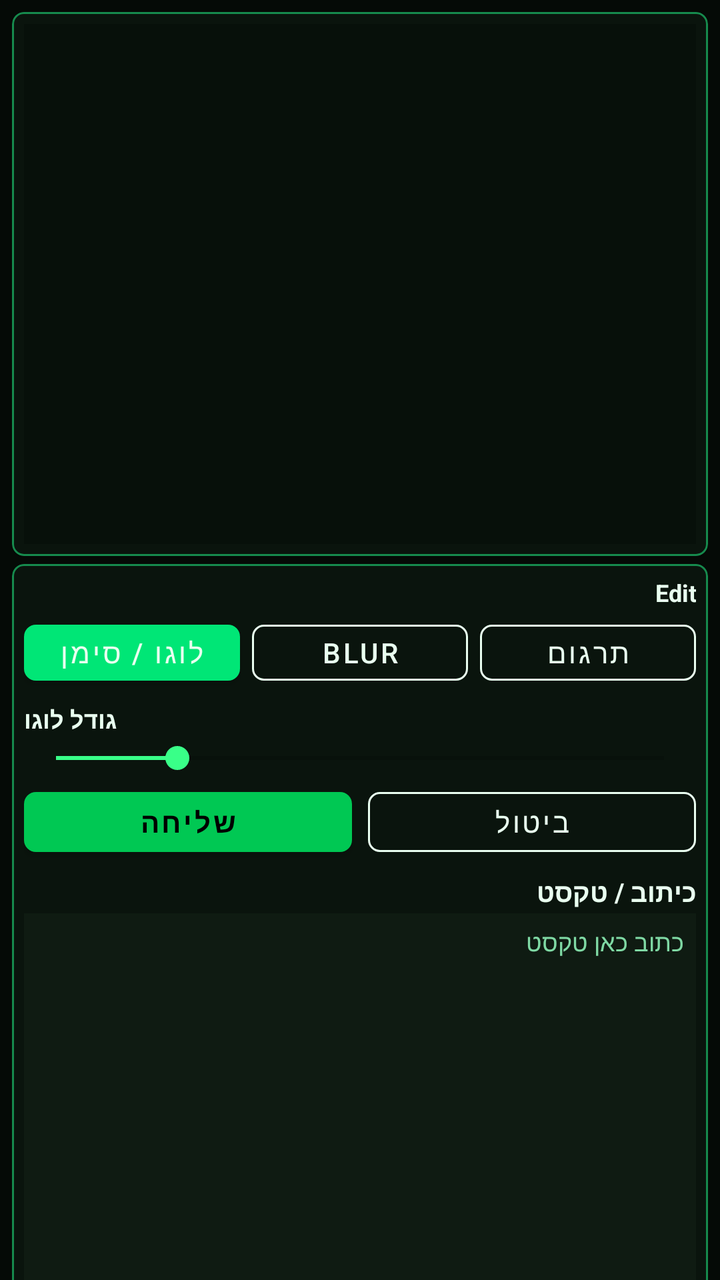
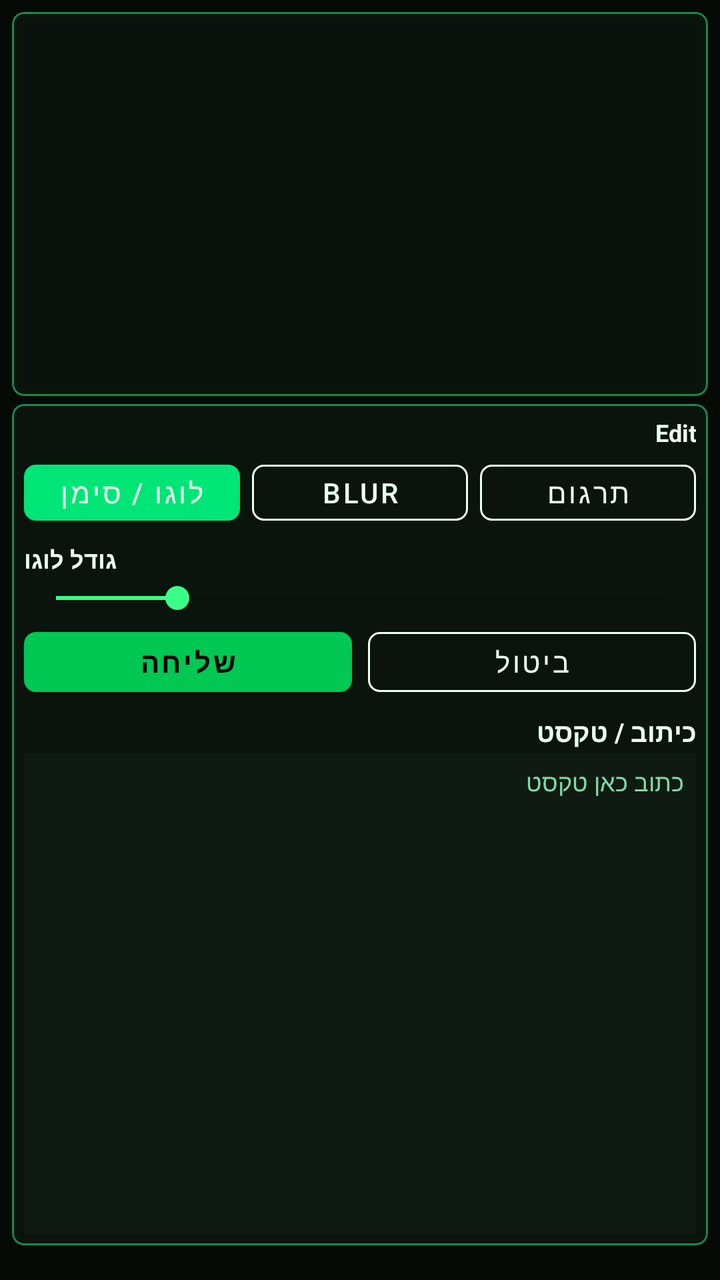

Before-and-after screenshots of an Android layout around one commit, followed by the original layout XML and the change that was made.
<!-- AndroidManifest.xml: application theme Theme.Pasiflonet -->
<!-- res/layout/activity_details.xml -->
<?xml version="1.0" encoding="utf-8"?>
<FrameLayout xmlns:android="http://schemas.android.com/apk/res/android"
    xmlns:app="http://schemas.android.com/apk/res-auto"
    android:layout_width="match_parent"
    android:layout_height="match_parent"
    android:background="#050A06">

    <androidx.core.widget.NestedScrollView
        android:id="@+id/scrollRoot"
        android:layout_width="match_parent"
        android:layout_height="match_parent"
        android:fillViewport="true"
        android:clipToPadding="false"
        android:padding="6dp">

        <LinearLayout
            android:layout_width="match_parent"
            android:layout_height="wrap_content"
            android:orientation="vertical">

            <com.google.android.material.card.MaterialCardView
                android:id="@+id/cardPreview"
                android:layout_width="match_parent"
                android:layout_height="wrap_content"
                android:layout_marginBottom="4dp"
                app:cardBackgroundColor="@color/cy_card"
                app:cardCornerRadius="6dp"
                app:strokeColor="@color/cy_stroke_soft"
                app:strokeWidth="1dp">

                <FrameLayout
                    android:layout_width="match_parent"
                    android:layout_height="wrap_content"
                    android:padding="6dp">

                    <ImageView
                        android:id="@+id/ivPreview"
                        android:layout_width="match_parent"
                        android:layout_height="260dp"
                        android:adjustViewBounds="false"
                        android:background="@color/cy_bg_2"
                        android:scaleType="fitCenter" />

                    <com.pasiflonet.mobile.ui.DrawingView
                        android:id="@+id/drawingView"
                        android:layout_width="match_parent"
                        android:layout_height="260dp"
                        android:visibility="gone" />

                    <ImageView
                        android:id="@+id/ivDraggableLogo"
                        android:layout_width="120dp"
                        android:layout_height="120dp"
                        android:layout_gravity="top|start"
                        android:visibility="gone" />
                </FrameLayout>
            </com.google.android.material.card.MaterialCardView>

            <com.google.android.material.card.MaterialCardView
                android:id="@+id/cardEditor"
                android:layout_width="match_parent"
                android:layout_height="wrap_content"
                app:cardBackgroundColor="@color/cy_card"
                app:cardCornerRadius="6dp"
                app:strokeColor="@color/cy_stroke_soft"
                app:strokeWidth="1dp">

                <LinearLayout
                    android:layout_width="match_parent"
                    android:layout_height="wrap_content"
                    android:orientation="vertical"
                    android:padding="6dp">

                    <TextView
                        android:layout_width="match_parent"
                        android:layout_height="wrap_content"
                        android:gravity="end"
                        android:text="Edit"
                        android:textColor="#E9FFF0"
                        android:textSize="12sp"
                        android:textStyle="bold" />

                    <LinearLayout
                        android:layout_width="match_parent"
                        android:layout_height="wrap_content"
                        android:layout_marginTop="2dp"
                        android:orientation="horizontal">

                        <com.google.android.material.button.MaterialButton
                            android:id="@+id/btnModeLogo"
                            android:layout_width="0dp"
                            android:layout_height="40dp"
                            android:layout_weight="1"
                            android:text="לוגו / סימן"
                            android:textColor="@color/cy_text"
                            app:backgroundTint="#00E676"
                            app:cornerRadius="6dp" />

                        <Space
                            android:layout_width="6dp"
                            android:layout_height="1dp" />

                        <com.google.android.material.button.MaterialButton
                            style="@style/Widget.MaterialComponents.Button.OutlinedButton"
                            android:id="@+id/btnModeBlur"
                            android:layout_width="0dp"
                            android:layout_height="40dp"
                            android:layout_weight="1"
                            android:text="BLUR"
                            android:textColor="#E9FFF0"
                            app:cornerRadius="6dp"
                            app:strokeColor="#E9FFF0" />

                        <Space
                            android:layout_width="6dp"
                            android:layout_height="1dp" />

                        <com.google.android.material.button.MaterialButton
                            style="@style/Widget.MaterialComponents.Button.OutlinedButton"
                            android:id="@+id/btnTranslate"
                            android:layout_width="0dp"
                            android:layout_height="40dp"
                            android:layout_weight="1"
                            android:text="תרגום"
                            android:textColor="#E9FFF0"
                            app:cornerRadius="6dp"
                            app:strokeColor="#E9FFF0" />
                    </LinearLayout>

                    <TextView
                        android:layout_width="match_parent"
                        android:layout_height="wrap_content"
                        android:layout_marginTop="5dp"
                        android:gravity="end"
                        android:text="גודל לוגו"
                        android:textColor="#E9FFF0"
                        android:textSize="12sp"
                        android:textStyle="bold" />

                    <SeekBar
                        android:id="@+id/sbLogoSize"
                        android:layout_width="match_parent"
                        android:layout_height="wrap_content"
                        android:layout_marginTop="2dp"
                        android:max="100"
                        android:progress="20" />

                    <LinearLayout
                        android:layout_width="match_parent"
                        android:layout_height="wrap_content"
                        android:layout_marginTop="2dp"
                        android:orientation="horizontal">

                        <com.google.android.material.button.MaterialButton
                            android:id="@+id/btnSend"
                            android:layout_width="0dp"
                            android:layout_height="42dp"
                            android:layout_weight="1"
                            android:text="שליחה"
                            android:textStyle="bold"
                            app:backgroundTint="#00C853"
                            app:cornerRadius="6dp" />

                        <Space
                            android:layout_width="8dp"
                            android:layout_height="1dp" />

                        <com.google.android.material.button.MaterialButton
                            style="@style/Widget.MaterialComponents.Button.OutlinedButton"
                            android:id="@+id/btnCancel"
                            android:layout_width="0dp"
                            android:layout_height="42dp"
                            android:layout_weight="1"
                            android:text="ביטול"
                            android:textColor="#E9FFF0"
                            app:cornerRadius="6dp"
                            app:strokeColor="#E9FFF0" />
                    </LinearLayout>

                    <TextView
                        android:layout_width="match_parent"
                        android:layout_height="wrap_content"
                        android:layout_marginTop="5dp"
                        android:gravity="start"
                        android:text="כיתוב / טקסט"
                        android:textColor="#E9FFF0"
                        android:textSize="13sp"
                        android:textStyle="bold" />

                    <EditText
                        android:id="@+id/etCaption"
                        android:layout_width="match_parent"
                        android:layout_height="260dp"
                        android:layout_marginTop="2dp"
                        android:background="#0F1B12"
                        android:gravity="top|right"
                        android:hint="כתוב כאן טקסט"
                        android:imeOptions="flagNoExtractUi"
                        android:inputType="textMultiLine|textCapSentences"
                        android:scrollHorizontally="false"
                        android:focusable="true"
                        android:focusableInTouchMode="true"
                        android:clickable="true"
                        android:cursorVisible="true"
                        android:longClickable="true"
                        android:layoutDirection="rtl"
                        android:textDirection="rtl"
                        android:minLines="6"
                        android:maxLines="200"
                        android:overScrollMode="always"
                        android:padding="6dp"
                        android:isScrollContainer="true"
                        android:scrollbars="vertical"
                        android:textColor="#E9FFF0"
                        android:textColorHint="#7FD9A4"
                        android:textSize="12sp"
                        android:lineSpacingExtra="6dp" />
                </LinearLayout>
            </com.google.android.material.card.MaterialCardView>
        </LinearLayout>
    </androidx.core.widget.NestedScrollView>

    <FrameLayout
        android:id="@+id/loadingOverlay"
        android:layout_width="match_parent"
        android:layout_height="match_parent"
        android:background="#55000000"
        android:clickable="false"
        android:focusable="false"
        android:visibility="gone">

        <ProgressBar
            android:layout_width="44dp"
            android:layout_height="44dp"
            android:layout_gravity="center" />
    </FrameLayout>
</FrameLayout>
<!-- resources referenced by this layout -->
<resources>
  <color name="cy_bg_2">#07100A</color>
  <color name="cy_card">#0A140D</color>
  <color name="cy_stroke_soft">#168A4D</color>
  <color name="cy_text">#E9FFF0</color>
  <style name="Theme.Pasiflonet" parent="Theme.MaterialComponents.DayNight.NoActionBar">
          <item name="colorPrimary">@color/cyber_primary</item>
          <item name="colorPrimaryVariant">@color/cyber_primary_dark</item>
          <item name="colorOnPrimary">@color/black</item>
          <item name="colorSecondary">@color/cyber_secondary</item>
          <item name="colorOnSecondary">@color/black</item>
          <item name="android:statusBarColor">@color/cy_bg</item>
          <item name="android:navigationBarColor">@color/cy_bg</item>
          <item name="android:windowLightStatusBar" tools:targetApi="m">false</item>
          <item name="android:windowLightNavigationBar" tools:targetApi="o_mr1">false</item>
          <item name="android:colorBackground">@color/cy_bg</item>
      </style>
  <color name="cyber_primary">#00E676</color>
  <color name="cyber_primary_dark">#00C853</color>
  <color name="black">#FF000000</color>
  <color name="cyber_secondary">#39FF88</color>
  <color name="cy_bg">#040805</color>
</resources>

<!-- the commit's change to res/layout/activity_details.xml (unified diff, before → after) -->
@@ -36,7 +36,7 @@
                     <ImageView
                         android:id="@+id/ivPreview"
                         android:layout_width="match_parent"
-                        android:layout_height="260dp"
+                        android:layout_height="180dp"
                         android:adjustViewBounds="false"
                         android:background="@color/cy_bg_2"
                         android:scaleType="fitCenter" />
@@ -44,7 +44,7 @@
                     <com.pasiflonet.mobile.ui.DrawingView
                         android:id="@+id/drawingView"
                         android:layout_width="match_parent"
-                        android:layout_height="260dp"
+                        android:layout_height="180dp"
                         android:visibility="gone" />
 
                     <ImageView
@@ -190,7 +190,7 @@
                     <EditText
                         android:id="@+id/etCaption"
                         android:layout_width="match_parent"
-                        android:layout_height="260dp"
+                        android:layout_height="240dp"
                         android:layout_marginTop="2dp"
                         android:background="#0F1B12"
                         android:gravity="top|right"
@@ -205,7 +205,7 @@
                         android:longClickable="true"
                         android:layoutDirection="rtl"
                         android:textDirection="rtl"
-                        android:minLines="6"
+                        android:minLines="7"
                         android:maxLines="200"
                         android:overScrollMode="always"
                         android:padding="6dp"
